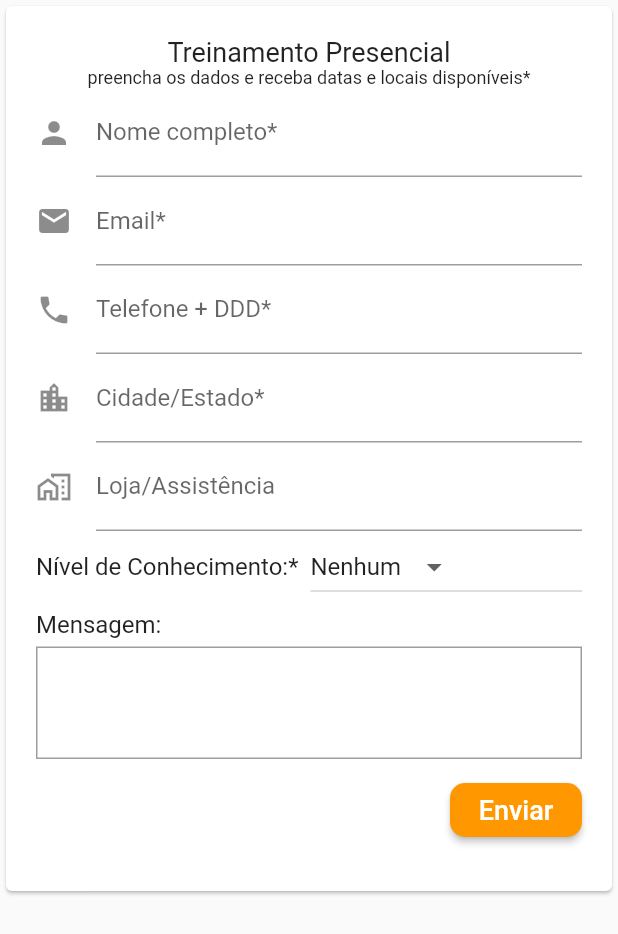
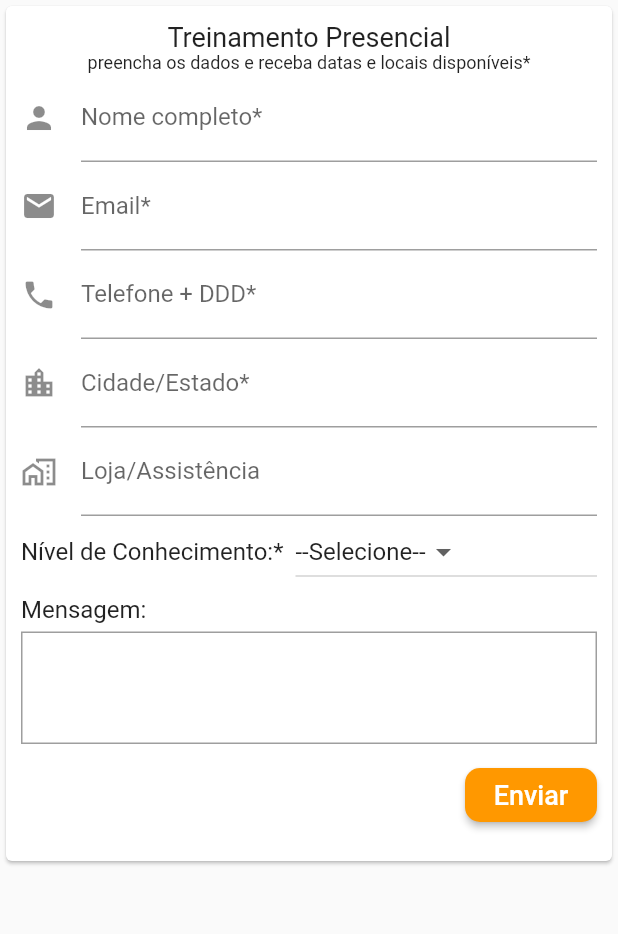
Before and after one commit to juniorsafera/tiagonerd, a Flutter app: the FormTreinamentos widget shown alone on an empty page, opened directly, after a tap on "Enviar", on a phone screen of 412 x 824 dp. Shown: the top 934 px of the screen. Run offline on Flutter 3.47's test engine with Material 2 defaults, Android fonts, the phone set to English and light mode, and no system bars.

Commit message:
finalizando formulário de treinamentos

```diff
--- a/tiagonerd/lib/forms/treinamentos.dart
+++ b/tiagonerd/lib/forms/treinamentos.dart
@@ -1,9 +1,7 @@
 // ignore_for_file: deprecated_member_use, prefer_const_constructors, avoid_print, unnecessary_brace_in_string_interps
 
 import 'package:flutter/material.dart';
-import 'package:tiagonerd/others/email.dart';
-import 'package:sendgrid_mailer/sendgrid_mailer.dart';
-
+import 'package:url_launcher/url_launcher.dart';
 
 class FormTreinamentos extends StatefulWidget {
   const FormTreinamentos({Key? key}) : super(key: key);
@@ -20,21 +18,17 @@ final TextEditingController cLoja = TextEditingController();
 final TextEditingController cNivelConhecimento = TextEditingController();
 final TextEditingController cMensagem = TextEditingController();
 
-// ignore: prefer_const_declarations
-final String emailApp = "tiagonerdapp@gmail.com";
-// ignore: prefer_const_declarations
-final String senhaApp = "107840Tw";
-// ignore: prefer_const_declarations
-final String emailDestinatario = cEmail.text;
-
-String _opcao1 = "Nenhum";
+String _opcaoNivelConhecimento = "--Selecione--";
+String dados = "";
 
 class _FormTreinamentosState extends State<FormTreinamentos> {
   static const menuNivel = <String>[
+    '--Selecione--',
     'Nenhum',
     'Iniciante',
     'Básico',
     'Avançado',
+
   ];
 
   // ignore: prefer_final_fields
@@ -47,60 +41,82 @@ class _FormTreinamentosState extends State<FormTreinamentos> {
       )
       .toList();
 
+  void _enviarDados(
+    String nome,
+    String email,
+    String telefone,
+    String cidadeEstado,
+    String? loja,
+    String nivelConhecimento,
+    String? mensagem,
+  ) {
+    dados = "*Procura Por Treinamentos Presenciais* \n"
+        "*Nome:* ${nome} \n"
+        "*Email:* ${email} \n"
+        "*Telefone:* ${telefone} \n"
+        "*Cidade/Estado:* ${cidadeEstado} \n"
+        "*Loja/Assistência:* ${loja} \n"
+        "*Nível Conhecimento:* ${nivelConhecimento} \n"
+        "*Mensagem:* ${mensagem} \n"
+         ;
 
+    String texto = Uri.encodeComponent(dados);
 
-      String _text = '';
-   var email = classEmail( emailApp, senhaApp);
+    _enviar(texto);
 
-  void _enviarEmail() async {
-    bool result = await email.sendMensage(
-      "Nome: ${cNome.text}  \n"
-      "Telefone: ${cPhone.text} \n"
-      "Email: ${cEmail.text} \n"
-      "Cidade/Estado: ${cCidadeEstado.text} \n"
-      "Loja/Assistência: ${cLoja.text} \n"
-      "Nível Conhecimento: ${_opcao1} \n"
-      "Mensagem: ${cMensagem.text} \n"
-      ,
+    print(texto);
+  }
+
+  void _enviar(String dados) async {
+    if (!await launch("https://wa.me/5586994952546?text=${dados}"))
+      // ignore: curly_braces_in_flow_control_structures
+      throw 'Could not enviar! ';
+  }
+
+ void   _validarCampos(){
+
+    if(cNome.text.isEmpty){
+      print('digite um nome!');
+    } else
+    if(cEmail.text.isEmpty){
+      print('digite um email!');
+    } else
+    if(cPhone.text.isEmpty){
+      print('digite um telefone!');
+    } else
+    if(cCidadeEstado.text.isEmpty){
+      print('digite a cidade onde mora!');
+    } else
+    if(_opcaoNivelConhecimento == "--Selecione--"){
+      print('digite seu nível de conhecimento!');
+    } else{
+          _enviarDados(
+                            cNome.text,
                            cEmail.text,
-      'Busca por Treinamento Presencial');
-
-    setState(() {
-      _text = result ? 'Enviado.' : 'Não enviado.';
-    });
-      print(_text);
+                           cPhone.text,
+                            cCidadeEstado.text,
+                            cLoja.text,
+                            _opcaoNivelConhecimento,
+                            cMensagem.text,
+                          );
+    }
 
   }
-
-
-/*
-  void _enviarEmail() async{
-    final mailer = Mailer('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');
-  final toAddress = Address('promojrsantos@gmail.com');
-  final fromAddress = Address(emailApp);
-  final content = Content('text/plain', 'Hello World!');
-  final subject = 'Hello Subject!';
-  final personalization = Personalization([toAddress]);
-
-  final email =
-      Email([personalization], fromAddress, subject, content: [content]);
-  mailer.send(email).then((result) {
-    // ...
-  });
-  print("enviarEmail!");
-  }
-  */
 
   @override
   Widget build(BuildContext context) {
     // ignore: avoid_unnecessary_containers
     return SingleChildScrollView(
       // ignore: avoid_unnecessary_containers
-      child: Container(
       child: Card(
-          child: Container(
-            margin: EdgeInsets.all(10),
-            padding: EdgeInsets.all(10),
+        child: Padding(
+
+          padding: EdgeInsets.only(
+            top: 10,
+            left: 10,
+            right: 10,
+            bottom: 10 + MediaQuery.of(context).viewInsets.bottom , // tamanho teclado
+          ),
           child: Column(
             children: [
               Text(
@@ -109,11 +125,12 @@ class _FormTreinamentosState extends State<FormTreinamentos> {
                   fontSize: 18,
                 ),
               ),
-                Text("preencha os dados e receba datas e locais disponíveis*",
-                style: TextStyle(
-                  fontSize: 12
-                ),),
+              Text(
+                "preencha os dados e receba datas e locais disponíveis*",
+                style: TextStyle(fontSize: 12),
+              ),
               TextField(
+
                 controller: cNome,
                 //onSubmitted: (_) => _submitForm(),
                 keyboardType: TextInputType.text,
@@ -165,11 +182,11 @@ class _FormTreinamentosState extends State<FormTreinamentos> {
                     // ignore: avoid_unnecessary_containers
                     Expanded(
                       child: DropdownButton<String>(
-                          value: _opcao1,
+                        value: _opcaoNivelConhecimento,
                         hint: const Text("Selecione"),
                         onChanged: (String? newValue) {
                           setState(() {
-                              _opcao1 = newValue!;
+                            _opcaoNivelConhecimento = newValue!;
                           });
                         },
                         // ignore: unnecessary_this
@@ -204,13 +221,11 @@ class _FormTreinamentosState extends State<FormTreinamentos> {
                             child: Container(
                               padding: EdgeInsets.all(8),
                               decoration: BoxDecoration(
-                                    border:
-                                        Border.all(color: Colors.grey)),
+                                  border: Border.all(color: Colors.grey)),
                               child: TextField(
                                 maxLines: 3,
                                 decoration: InputDecoration.collapsed(
                                   hintText: " ",
-
                                 ),
                               ),
                             ),
@@ -232,7 +247,7 @@ class _FormTreinamentosState extends State<FormTreinamentos> {
                       color: Colors.orange,
                       shape: RoundedRectangleBorder(
                           borderRadius: BorderRadius.circular(10)),
-                        onPressed: _enviarEmail,
+                      onPressed: () => _validarCampos(),
                       child: const Text(
                         'Enviar',
                         style: TextStyle(
@@ -247,7 +262,6 @@ class _FormTreinamentosState extends State<FormTreinamentos> {
           ),
         ),
       ),
-      ),
     );
   }
 }
--- a/tiagonerd/lib/others/email.dart
+++ /dev/null
@@ -1,42 +0,0 @@
-
-import 'package:mailer/mailer.dart';
-import 'package:mailer/smtp_server.dart';
-
- class classEmail {
-  String  _username = "tiagonerdapp@gmail.com" ;
-  // ignore: prefer_typing_uninitialized_variables
-  var smtpServer;
-
-  classEmail(String username, String password){
-    _username = username;
-    // ignore: deprecated_member_use
-    smtpServer = gmail("tiagonerdapp@gmail.com", "107840Tw");
-  }
-
-  //Envia um email para o destinatário, contendo a mensagem com o nome do sorteado
-  Future<bool> sendMensage(String mensagem, String destinatario, String assunto) async {
-
-    //Configurar a mensagem
-    final message = Message()
-      ..from = const Address("tiagonerdapp@gmail.com" )
-      ..recipients.add(destinatario)
-      ..subject = assunto
-      ..text = mensagem;
-
-    try {
-      final sendReport = await send(message, smtpServer);
-      // ignore: avoid_print
-      print('Message sent: ' + sendReport.toString());
-
-      return true;
-    } on MailerException catch (e) {
-      // ignore: avoid_print
-      print('Message not sent.  ${e}');
-      for (var p in e.problems) {
-        // ignore: avoid_print
-        print('Problem: ${p.code}: ${p.msg}');
-      }
-      return false;
-    }
-  }
- }
--- a/tiagonerd/lib/sections/sessao1.dart
+++ b/tiagonerd/lib/sections/sessao1.dart
@@ -87,12 +87,18 @@ class _Sessao1State extends State<Sessao1> {
             ),
 
             // MENU OPÇÕES
-            GestureDetector(
+            InkWell(
               onTap: _abrirFormularioTreinamentos,
-              child: OpcaoMenu(opcao: "Treinamentos")
+              child: OpcaoMenu(opcao: "Treinamentos"),
               ),
-            OpcaoMenu(opcao: "Cursos EAD"),
-            OpcaoMenu(opcao: "Serviços"),
+            InkWell(
+              onTap: (){},
+              child: OpcaoMenu(opcao: "Cursos EAD"),
+              ),
+            InkWell(
+              onTap: (){},
+              child: OpcaoMenu(opcao: "Serviços"),
+            ),
             // WAVE COM BOTÕES
             Expanded(child: Container()),
 
```
Lines whose indentation alone changed are shown as unchanged.
